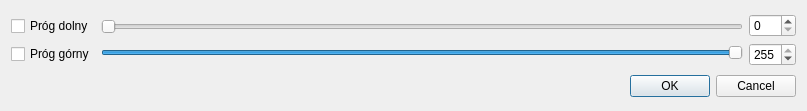
Above: dialoguiparameters.ui from Zawartas/ProgramPOB before the change. Below: the same form after it.
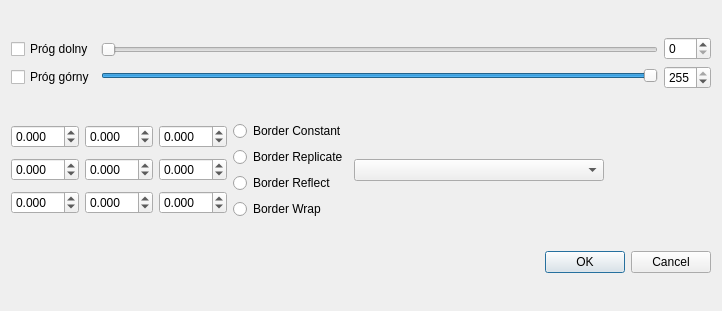
That is the form after the change.

The edit to the form file:
```diff
--- a/dialoguiparameters.ui
+++ b/dialoguiparameters.ui
@@ -6,8 +6,8 @@
    <rect>
     <x>0</x>
     <y>0</y>
-    <width>807</width>
-    <height>111</height>
+    <width>722</width>
+    <height>311</height>
    </rect>
   </property>
   <property name="windowTitle">
@@ -15,6 +15,8 @@
   </property>
   <layout class="QGridLayout" name="gridLayout">
    <item row="0" column="0">
+    <layout class="QHBoxLayout" name="horizontalLayout_5">
+     <item>
     <layout class="QVBoxLayout" name="verticalLayout_2">
      <item>
       <widget class="QCheckBox" name="checkBox">
@@ -38,7 +40,7 @@
      </item>
     </layout>
    </item>
-   <item row="0" column="1">
+     <item>
     <layout class="QHBoxLayout" name="horizontalLayout">
      <item>
       <layout class="QVBoxLayout" name="verticalLayout">
@@ -102,7 +104,231 @@
      </item>
     </layout>
    </item>
-   <item row="1" column="0" colspan="2">
+    </layout>
+   </item>
+   <item row="1" column="0">
+    <layout class="QHBoxLayout" name="horizontalLayout_6">
+     <item>
+      <layout class="QVBoxLayout" name="verticalLayout_4">
+       <property name="sizeConstraint">
+        <enum>QLayout::SetMaximumSize</enum>
+       </property>
+       <item>
+        <layout class="QHBoxLayout" name="horizontalLayout_2">
+         <item>
+          <widget class="QDoubleSpinBox" name="doubleSpinBoxMax_0">
+           <property name="decimals">
+            <number>3</number>
+           </property>
+           <property name="minimum">
+            <double>-20.000000000000000</double>
+           </property>
+           <property name="maximum">
+            <double>20.000000000000000</double>
+           </property>
+           <property name="singleStep">
+            <double>0.010000000000000</double>
+           </property>
+          </widget>
+         </item>
+         <item>
+          <widget class="QDoubleSpinBox" name="doubleSpinBoxMax_1">
+           <property name="decimals">
+            <number>3</number>
+           </property>
+           <property name="minimum">
+            <double>-20.000000000000000</double>
+           </property>
+           <property name="maximum">
+            <double>20.000000000000000</double>
+           </property>
+           <property name="singleStep">
+            <double>0.010000000000000</double>
+           </property>
+          </widget>
+         </item>
+         <item>
+          <widget class="QDoubleSpinBox" name="doubleSpinBoxMax_2">
+           <property name="decimals">
+            <number>3</number>
+           </property>
+           <property name="minimum">
+            <double>-20.000000000000000</double>
+           </property>
+           <property name="maximum">
+            <double>20.000000000000000</double>
+           </property>
+           <property name="singleStep">
+            <double>0.010000000000000</double>
+           </property>
+          </widget>
+         </item>
+        </layout>
+       </item>
+       <item>
+        <layout class="QHBoxLayout" name="horizontalLayout_3">
+         <item>
+          <widget class="QDoubleSpinBox" name="doubleSpinBoxMax_3">
+           <property name="decimals">
+            <number>3</number>
+           </property>
+           <property name="minimum">
+            <double>-20.000000000000000</double>
+           </property>
+           <property name="maximum">
+            <double>20.000000000000000</double>
+           </property>
+           <property name="singleStep">
+            <double>0.010000000000000</double>
+           </property>
+          </widget>
+         </item>
+         <item>
+          <widget class="QDoubleSpinBox" name="doubleSpinBoxMax_4">
+           <property name="decimals">
+            <number>3</number>
+           </property>
+           <property name="minimum">
+            <double>-20.000000000000000</double>
+           </property>
+           <property name="maximum">
+            <double>20.000000000000000</double>
+           </property>
+           <property name="singleStep">
+            <double>0.010000000000000</double>
+           </property>
+          </widget>
+         </item>
+         <item>
+          <widget class="QDoubleSpinBox" name="doubleSpinBoxMax_5">
+           <property name="decimals">
+            <number>3</number>
+           </property>
+           <property name="minimum">
+            <double>-20.000000000000000</double>
+           </property>
+           <property name="maximum">
+            <double>20.000000000000000</double>
+           </property>
+           <property name="singleStep">
+            <double>0.010000000000000</double>
+           </property>
+          </widget>
+         </item>
+        </layout>
+       </item>
+       <item>
+        <layout class="QHBoxLayout" name="horizontalLayout_4">
+         <item>
+          <widget class="QDoubleSpinBox" name="doubleSpinBoxMax_6">
+           <property name="decimals">
+            <number>3</number>
+           </property>
+           <property name="minimum">
+            <double>-20.000000000000000</double>
+           </property>
+           <property name="maximum">
+            <double>20.000000000000000</double>
+           </property>
+           <property name="singleStep">
+            <double>0.010000000000000</double>
+           </property>
+          </widget>
+         </item>
+         <item>
+          <widget class="QDoubleSpinBox" name="doubleSpinBoxMax_7">
+           <property name="decimals">
+            <number>3</number>
+           </property>
+           <property name="minimum">
+            <double>-20.000000000000000</double>
+           </property>
+           <property name="maximum">
+            <double>20.000000000000000</double>
+           </property>
+           <property name="singleStep">
+            <double>0.010000000000000</double>
+           </property>
+          </widget>
+         </item>
+         <item>
+          <widget class="QDoubleSpinBox" name="doubleSpinBoxMax_8">
+           <property name="decimals">
+            <number>3</number>
+           </property>
+           <property name="minimum">
+            <double>-20.000000000000000</double>
+           </property>
+           <property name="maximum">
+            <double>20.000000000000000</double>
+           </property>
+           <property name="singleStep">
+            <double>0.010000000000000</double>
+           </property>
+          </widget>
+         </item>
+        </layout>
+       </item>
+      </layout>
+     </item>
+     <item>
+      <layout class="QVBoxLayout" name="verticalLayout_5">
+       <item>
+        <widget class="QRadioButton" name="border_type_1">
+         <property name="text">
+          <string>Border Constant</string>
+         </property>
+        </widget>
+       </item>
+       <item>
+        <widget class="QRadioButton" name="border_type_2">
+         <property name="text">
+          <string>Border Replicate</string>
+         </property>
+        </widget>
+       </item>
+       <item>
+        <widget class="QRadioButton" name="border_type_3">
+         <property name="text">
+          <string>Border Reflect</string>
+         </property>
+        </widget>
+       </item>
+       <item>
+        <widget class="QRadioButton" name="border_type_4">
+         <property name="text">
+          <string>Border Wrap</string>
+         </property>
+        </widget>
+       </item>
+      </layout>
+     </item>
+     <item>
+      <widget class="QComboBox" name="zadaneMaski">
+       <property name="minimumSize">
+        <size>
+         <width>250</width>
+         <height>0</height>
+        </size>
+       </property>
+      </widget>
+     </item>
+     <item>
+      <spacer name="horizontalSpacer">
+       <property name="orientation">
+        <enum>Qt::Horizontal</enum>
+       </property>
+       <property name="sizeHint" stdset="0">
+        <size>
+         <width>148</width>
+         <height>17</height>
+        </size>
+       </property>
+      </spacer>
+     </item>
+    </layout>
+   </item>
+   <item row="2" column="0">
     <widget class="QDialogButtonBox" name="buttonBox">
      <property name="orientation">
       <enum>Qt::Horizontal</enum>
```
Left out of the diff: 32 changed lines with no effect on the pictures. Lines whose indentation alone changed are shown as unchanged.
